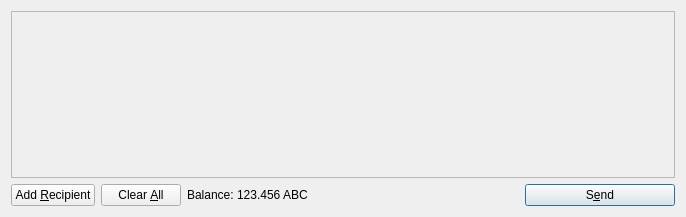
abcmint/abcmint, file src/qt/forms/sendcoinsdialog.ui: the form before one commit.
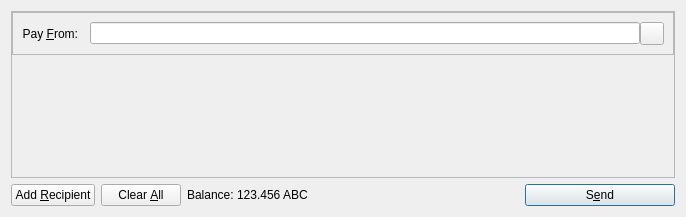
The form after the commit. Icons and pictures are not drawn. Custom widgets are drawn as their Qt base class.

The edit to the form file:
```diff
--- a/src/qt/forms/sendcoinsdialog.ui
+++ b/src/qt/forms/sendcoinsdialog.ui
@@ -32,6 +32,67 @@
        <property name="margin">
         <number>0</number>
        </property>
+
+    <item>
+     <widget class="QFrame">
+      <property name="frameShape">
+       <enum>QFrame::StyledPanel</enum>
+      </property>
+      <property name="frameShadow">
+       <enum>QFrame::Sunken</enum>
+      </property>
+      <layout class="QGridLayout" name="gridLayout">
+        <property name="spacing">
+          <number>12</number>
+        </property>
+        <item row="2" column="0">
+            <widget class="QLabel" name="label_1">
+            <property name="text">
+              <string>Pay &amp;From:</string>
+            </property>
+            <property name="alignment">
+            <set>Qt::AlignRight|Qt::AlignTrailing|Qt::AlignVCenter</set>
+          </property>
+          <property name="buddy">
+            <cstring>payFrom</cstring>
+          </property>
+          </widget>
+        </item>
+        <item row="2" column="1">
+          <layout class="QHBoxLayout" name="payFromLayout">
+          <property name="spacing">
+            <number>0</number>
+          </property>
+          <item>
+            <widget class="QValidatedLineEdit" name="payFrom">
+            <property name="maxLength">
+              <number>50</number>
+            </property>
+            </widget>
+          </item>
+          <item>
+            <widget class="QToolButton" name="fromAddressBookButton">
+            <property name="toolTip">
+              <string>Choose address from address book</string>
+            </property>
+            <property name="text">
+              <string/>
+            </property>
+            <property name="icon">
+              <iconset resource="../abcmint.qrc">
+              <normaloff>:/icons/address-book</normaloff>:/icons/address-book</iconset>
+            </property>
+            <property name="shortcut">
+              <string>Alt+A</string>
+            </property>
+            </widget>
+          </item>
+          </layout>
+        </item>
+      </layout>
+      </widget>
+    </item>
+
        <item>
         <layout class="QVBoxLayout" name="entries">
          <property name="spacing">
@@ -168,6 +229,15 @@
    </item>
   </layout>
  </widget>
+
+ <customwidgets>
+  <customwidget>
+   <class>QValidatedLineEdit</class>
+   <extends>QLineEdit</extends>
+   <header>qvalidatedlineedit.h</header>
+  </customwidget>
+ </customwidgets>
+
  <resources>
   <include location="../abcmint.qrc"/>
  </resources>
```
Left out of the diff: 1 changed line with no effect on the pictures.
